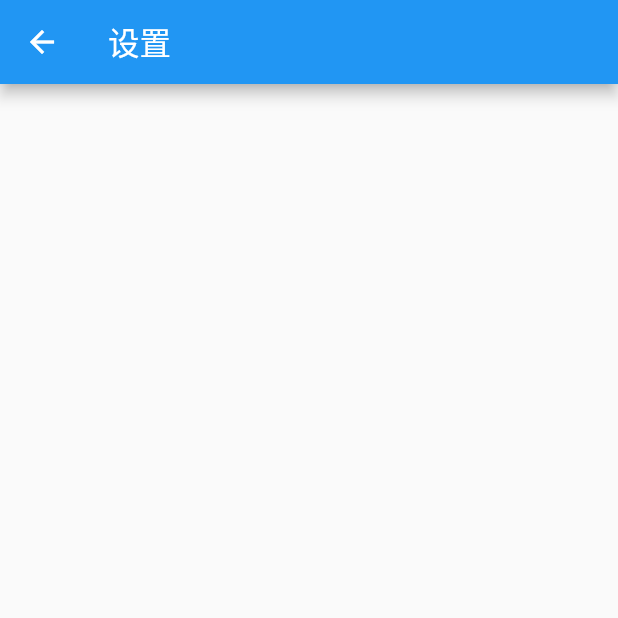
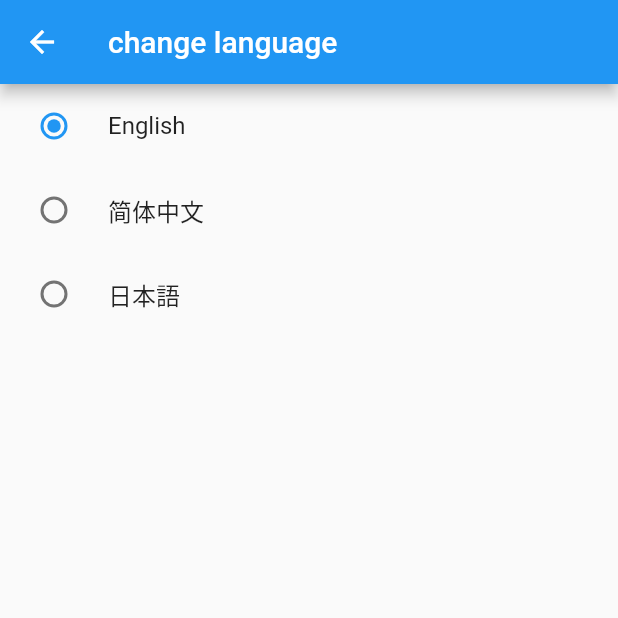
Before and after one commit to a87835546/video, a Flutter app: the screen it shows after launch, item 5 of the bottom bar chosen, after a tap on "Language", on a phone screen of 412 x 824 dp, the top half of it. Run offline on Flutter 3.47's test engine with Material 2 defaults, Android fonts, the phone set to English and light mode, and no system bars; our stand-ins replace flutter_easyloading, settings_ui, shared_preferences.

Commit message:
update 多语言

```diff
--- a/lib/info_model.dart
+++ b/lib/info_model.dart
@@ -1,15 +1,22 @@
-class InfoModel {
+import 'package:flutter/cupertino.dart';
+
+class InfoModel extends ChangeNotifier {
   String language = "en";
   String username = "";
   String password = "";
+  Locale? locale;
 
   InfoModel(
-      {required this.language, required this.username, required this.password});
+      {required this.language,
+      required this.username,
+      required this.password,
+      this.locale});
 
   factory InfoModel.fromJson(Map<String, dynamic> map) {
     return InfoModel(
         language: map['language'] ?? "en",
         password: map['password'] ?? "",
+        locale: Locale(map['language'] ?? "en"),
         username: map['username'] ?? '');
   }
 }
--- a/lib/l10n/intl_en.arb
+++ b/lib/l10n/intl_en.arb
@@ -47,5 +47,11 @@
     "description": "bottom tab bar",
     "type": "text",
     "placeholders": {}
+  },
+  "language": "Language",
+  "@language": {
+    "description": "选择语言地方的显示",
+    "type": "text",
+    "placeholders": {}
   }
 }
--- a/lib/l10n/intl_en_US.arb
+++ b/lib/l10n/intl_en_US.arb
@@ -48,5 +48,11 @@
     "description": "bottom tab bar",
     "type": "text",
     "placeholders": {}
+  },
+  "language": "Language",
+  "@language": {
+    "description": "选择语言地方的显示",
+    "type": "text",
+    "placeholders": {}
   }
 }
--- a/lib/l10n/intl_zh_CN.arb
+++ b/lib/l10n/intl_zh_CN.arb
@@ -47,5 +47,11 @@
     "description": "bottom tab bar",
     "type": "text",
     "placeholders": {}
+  },
+  "language": "语言",
+  "@language": {
+    "description": "选择语言地方的显示",
+    "type": "text",
+    "placeholders": {}
   }
 }
--- a/lib/main.dart
+++ b/lib/main.dart
@@ -10,6 +10,9 @@ import 'package:shared_preferences/shared_preferences.dart';
 
 import 'app_singleton.dart';
 import 'generated/l10n.dart';
+
+GlobalKey<ChangeLocalizationsState> changeLocalizationStateKey =
+    GlobalKey<ChangeLocalizationsState>();
 
 void main() async {
   WidgetsFlutterBinding.ensureInitialized();
@@ -27,6 +30,8 @@ void main() async {
   runApp(const MyApp());
 }
 
+var _locale = const Locale("en");
+
 class MyApp extends StatelessWidget {
   const MyApp({super.key});
   @override
@@ -41,12 +46,60 @@ class MyApp extends StatelessWidget {
         GlobalWidgetsLocalizations.delegate
       ],
       supportedLocales: S.delegate.supportedLocales,
-      locale: const Locale("zh"),
+      locale: AppSingleton.getInstance().info?.locale ?? _locale,
+      localeResolutionCallback: (locale, supportedLocales) {
+        log("localeResolutionCallback --->>> `${locale}`");
+        var result = supportedLocales
+            .where((element) => element.languageCode == locale?.languageCode);
+        if (result.isNotEmpty) {
+          return locale;
+        }
+        return Locale(AppSingleton.getInstance().info?.language ?? "en");
+      },
+      localeListResolutionCallback: (locale, sup) {
+        log("localeListResolutionCallback");
+      },
       debugShowCheckedModeBanner: false,
       theme: ThemeData(primarySwatch: Colors.blue),
-      home: const CustomBottomNavigationBar(), // SignInPage(),
+      home: ChangeLocalizations(
+        key: changeLocalizationStateKey,
+        child: const CustomBottomNavigationBar(),
+      ), // SignInPage(),
       color: Colors.redAccent,
       builder: EasyLoading.init(),
     );
   }
 }
+
+//自定义类 用来应用内切换
+class ChangeLocalizations extends StatefulWidget {
+  final Widget child;
+
+  const ChangeLocalizations({Key? key, required this.child}) : super(key: key);
+
+  @override
+  ChangeLocalizationsState createState() => ChangeLocalizationsState();
+}
+
+class ChangeLocalizationsState extends State<ChangeLocalizations> {
+  //初始是中文
+  Locale _locale = const Locale('zh', 'CH');
+
+  changeLocale(Locale locale) {
+    log("changed");
+    setState(() {
+      _locale = locale;
+      _locale = locale;
+      AppSingleton.getInstance().info?.locale = locale;
+    });
+  }
+
+  @override
+  Widget build(BuildContext context) {
+    return Localizations.override(
+      context: context,
+      locale: _locale,
+      child: widget.child,
+    );
+  }
+}
--- /dev/null
+++ b/lib/mine/changge_language.dart
@@ -0,0 +1,80 @@
+import 'package:flutter/material.dart';
+import 'package:pets_care/app_singleton.dart';
+
+import '../generated/l10n.dart';
+import '../main.dart';
+
+class ChangeLanguagePage extends StatefulWidget {
+  const ChangeLanguagePage({super.key});
+
+  @override
+  State<StatefulWidget> createState() {
+    return _ChangeLanguagePageState();
+  }
+}
+
+enum Language { en, zh, jp }
+
+class _ChangeLanguagePageState extends State<ChangeLanguagePage> {
+  Language? _lang = Language.en;
+
+  List<String> l = [];
+  @override
+  void initState() {
+    super.initState();
+    List<Locale> locales = S.delegate.supportedLocales;
+    for (int i = 0; i < locales.length; i++) {
+      var locale = locales[i];
+      l.add(locale.languageCode);
+    }
+  }
+
+  @override
+  Widget build(BuildContext context) {
+    return Scaffold(
+      appBar: AppBar(
+        title: const Text("change language"),
+      ),
+      body: Column(
+        children: [
+          RadioListTile<Language>(
+            title: const Text('English'),
+            value: Language.en,
+            groupValue: _lang,
+            onChanged: (Language? value) {
+              setState(() {
+                _lang = value;
+                AppSingleton.getInstance().info?.language = "en";
+                changeLocalizationStateKey.currentState
+                    ?.changeLocale(const Locale('en', 'US'));
+              });
+            },
+          ),
+          RadioListTile<Language>(
+            title: const Text('简体中文'),
+            value: Language.zh,
+            groupValue: _lang,
+            onChanged: (Language? value) {
+              setState(() {
+                _lang = value;
+                AppSingleton.getInstance().info?.language = "zh";
+                changeLocalizationStateKey.currentState
+                    ?.changeLocale(const Locale('zh', 'CH'));
+              });
+            },
+          ),
+          RadioListTile<Language>(
+            title: const Text('日本語'),
+            value: Language.jp,
+            groupValue: _lang,
+            onChanged: (Language? value) {
+              setState(() {
+                _lang = value;
+              });
+            },
+          ),
+        ],
+      ),
+    );
+  }
+}
--- a/lib/mine.dart
+++ b/lib/mine/mine.dart
@@ -1,12 +1,14 @@
 import 'package:flutter/cupertino.dart';
 import 'package:flutter/material.dart';
-import 'package:pets_care/setting.dart';
 import 'package:pets_care/setting/gallery/android_settings_screen.dart';
 import 'package:pets_care/setting/gallery/cross_platform_settings_screen.dart';
 import 'package:pets_care/setting/gallery/ios_developer_screen.dart';
 import 'package:pets_care/setting/gallery/web_chrome_settings.dart';
 import 'package:pets_care/utils/navigation.dart';
 import 'package:settings_ui/settings_ui.dart';
+
+import '../generated/l10n.dart';
+import 'changge_language.dart';
 
 class MinePage extends StatefulWidget {
   const MinePage({super.key});
@@ -32,20 +34,21 @@ class _MinePageState extends State<MinePage> {
               title: Text('General'),
               tiles: [
                 SettingsTile.navigation(
-                  title: Text('Language'),
+                  title: Text(S.of(context).language),
+                  value: Text('English'),
                   leading: Icon(CupertinoIcons.globe),
                   description:
                       Text('UI created to show plugin\'s possibilities'),
                   onPressed: (context) {
                     Navigation.navigateTo(
                       context: context,
-                      screen: const SettingsPage(),
+                      screen: const ChangeLanguagePage(),
                       style: NavigationRouteStyle.cupertino,
                     );
                   },
                 ),
                 SettingsTile.switchTile(
-                    leading: Icon(CupertinoIcons.globe),
+                    leading: const Icon(CupertinoIcons.globe),
                     initialValue: model,
                     onToggle: (v) {
                       setState(() {
--- a/lib/tabbar.dart
+++ b/lib/tabbar.dart
@@ -1,12 +1,13 @@
+import 'dart:developer';
+
 import 'package:flutter/material.dart';
 import 'package:pets_care/care.dart';
 import 'package:pets_care/community.dart';
 import 'package:pets_care/healthy.dart';
 import 'package:pets_care/home.dart';
-import 'package:pets_care/mine.dart';
+import 'package:pets_care/mine/mine.dart';
 
 import 'appbar.dart';
-
 
 class CustomBottomNavigationBar extends StatefulWidget {
   const CustomBottomNavigationBar({super.key});
@@ -19,6 +20,17 @@ class _NavbarPageState extends State<CustomBottomNavigationBar> {
   int page = 1;
 
   PageController pageController = PageController(initialPage: 1);
+  @override
+  void initState() {
+    super.initState();
+  }
+
+  @override
+  void didUpdateWidget(covariant CustomBottomNavigationBar oldWidget) {
+    super.didUpdateWidget(oldWidget);
+    log("didUpdateWidget");
+  }
+
   @override
   Widget build(BuildContext context) {
     return Scaffold(
@@ -41,16 +53,19 @@ class _NavbarPageState extends State<CustomBottomNavigationBar> {
       bottomNavigationBar: MediaQuery.removePadding(
         context: context,
         removeBottom: true,
-        child: AppTabBar(bottom: MediaQuery.of(context).padding.bottom,context: context,click: (index){
-          setState(() {
-            page = index;
-          });
-          pageController.jumpToPage(page);
-        },),
+        child: AppTabBar(
+          bottom: MediaQuery.of(context).padding.bottom,
+          context: context,
+          click: (index) {
+            setState(() {
+              page = index;
+            });
+            pageController.jumpToPage(page);
+          },
+        ),
       ),
     );
   }
-
 
   @override
   void dispose() {
```
Also changed, not shown: lib/generated/intl/messages_en.dart, lib/generated/intl/messages_en_US.dart, lib/generated/intl/messages_zh_CN.dart, lib/generated/l10n.dart.
